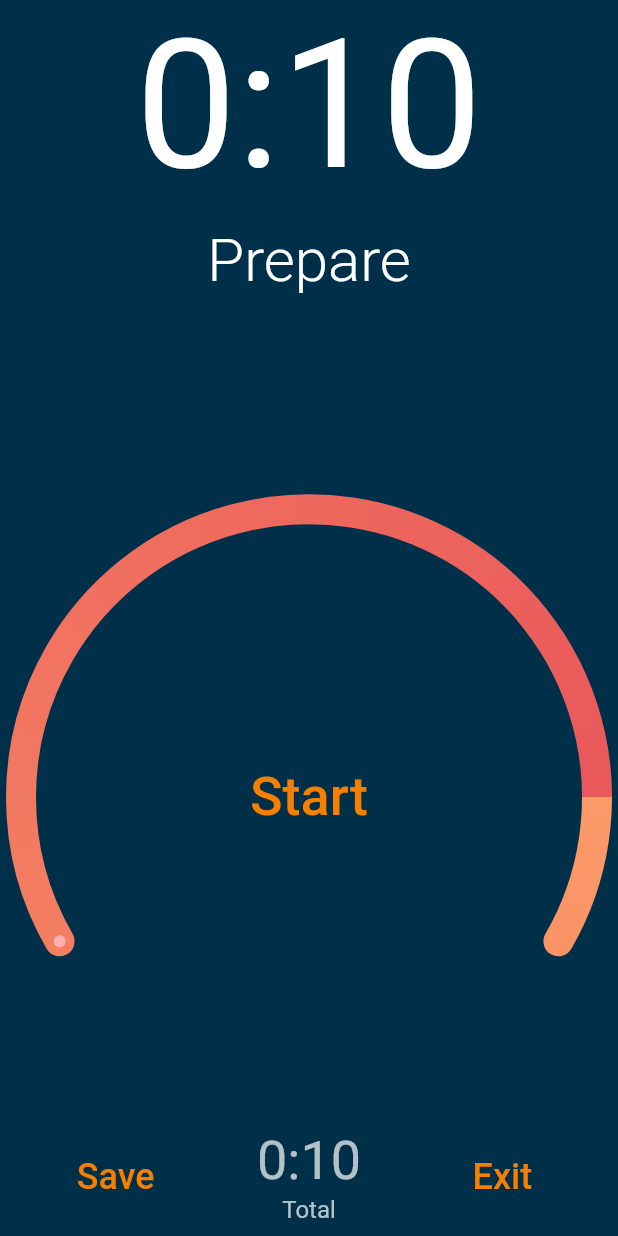
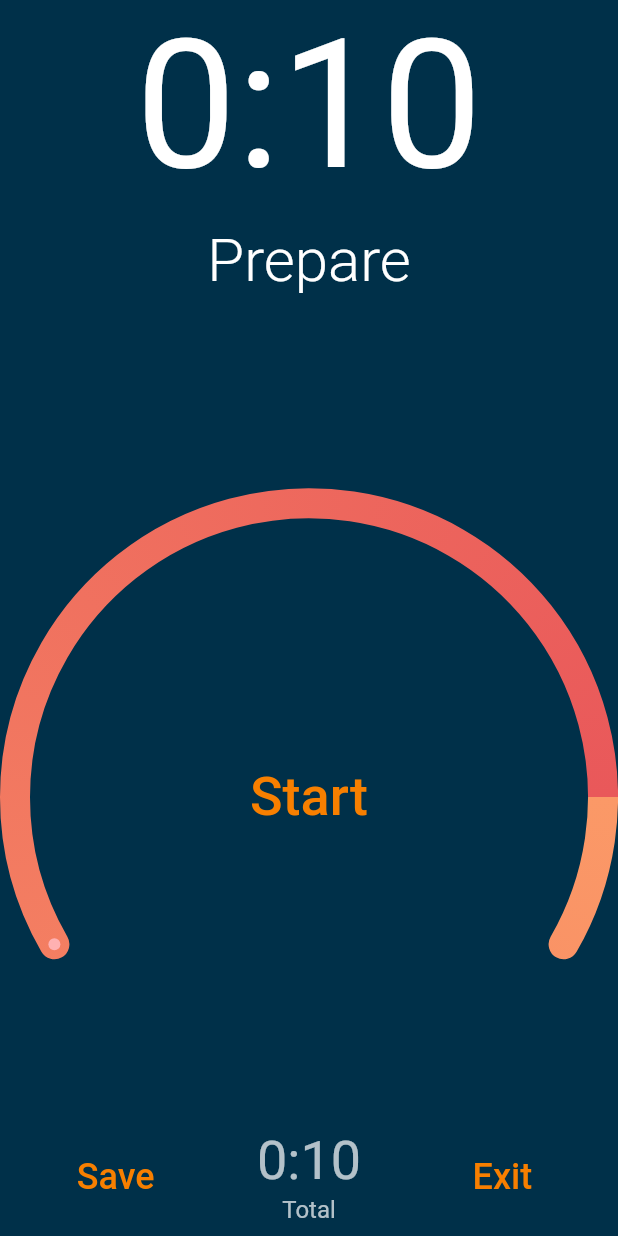
Before and after one commit to martinjedwabny/protalyze, a Flutter app: the CountDownPage screen opened directly with empty values, on a phone screen of 412 x 824 dp. Run offline on Flutter 3.47's test engine with Material 2 defaults, Android fonts, the phone set to English and light mode, and no system bars; drawn by our look-alikes of auto_size_text, sleek_circular_slider; our stand-ins replace audioplayers, cloud_firestore, firebase_auth, firebase_core, google_fonts, wakelock; missing offline and left inert: cloud_firestore_web, firebase_auth_web, firebase_core_web; accounts and stored records are empty.

Commit message:
Fix spacing and Firebase init

```diff
--- a/lib/main.dart
+++ b/lib/main.dart
@@ -9,8 +9,11 @@ import 'package:Protalyze/pages/RootPage.dart';
 import 'package:cloud_firestore/cloud_firestore.dart';
 import 'package:flutter/material.dart';
 import 'package:flutter/services.dart';
+import 'package:firebase_core/firebase_core.dart';
 
-void main() {
+void main() async {
+  WidgetsFlutterBinding.ensureInitialized();
+  await Firebase.initializeApp();
   setupStatusAndNavBarColors();
   runApp(MyApp());
 }
--- a/lib/pages/CountdownPage.dart
+++ b/lib/pages/CountdownPage.dart
@@ -124,7 +124,7 @@ class _CountDownPageState extends State<CountDownPage> with TickerProviderStateM
   Widget buildProgressCircle(){
     return Expanded(
       child: Padding(
-        padding: EdgeInsets.all(4.0),
+        padding: EdgeInsets.all(0.0),
         child: Align(
           alignment: FractionalOffset.center,
           child: AspectRatio(
--- a/lib/pages/WorkoutDisplayPage.dart
+++ b/lib/pages/WorkoutDisplayPage.dart
@@ -160,7 +160,7 @@ class _WorkoutDisplayPageState extends State<WorkoutDisplayPage> {
               );
             },
             trailing: Wrap(
-              spacing: 4, // space between two icons
+              spacing: 0.0, // space between two icons
               children: widget.canEdit == false ? [] : <Widget>[
                 IconButton(icon: Icon(Icons.add), tooltip: 'Add exercise', onPressed: () {
                   handleAddExercise();
@@ -207,7 +207,7 @@ class _WorkoutDisplayPageState extends State<WorkoutDisplayPage> {
           });
         },
         trailing: Wrap(
-          spacing: 4, // space between two icons
+          spacing: 0.0, // space between two icons
           children: widget.canEdit == false ? [] : <Widget>[
             IconButton(icon: Icon(Icons.arrow_upward), tooltip: 'Up', onPressed: () {
               handleUp();
--- a/lib/pages/WorkoutSelectionPage.dart
+++ b/lib/pages/WorkoutSelectionPage.dart
@@ -50,7 +50,7 @@ class _WorkoutSelectionPageState extends State<WorkoutSelectionPage>
                   );
                 },
                 trailing: Wrap(
-                  spacing: 4, // space between two icons
+                  spacing: 0.0, // space between two icons
                   children: <Widget>[
                     IconButton(
                       icon: Icon(Icons.add),
--- a/lib/widgets/PastWorkoutListItemWidget.dart
+++ b/lib/widgets/PastWorkoutListItemWidget.dart
@@ -13,7 +13,7 @@ class PastWorkoutListItemWidget extends StatelessWidget {
           subtitle: _item.buildContent(context),
           onTap: this._onTap,
           trailing: Wrap(
-            spacing: 4, // space between two icons
+            spacing: 0.0, // space between two icons
             children: <Widget>[
               IconButton(
                 icon: Icon(Icons.edit),
```
